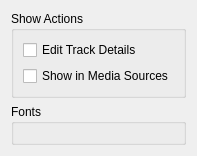
First picture: the form in src/context/applets/currenttrack/currentTrackSettings.ui, repository netrunner-debian-kde-extras/amarok, before the edit.
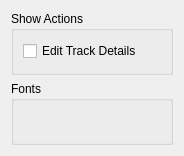
Second picture: the form after the edit. Custom widgets are drawn as their Qt base class.

What changed in the file:
```diff
--- a/src/context/applets/currenttrack/currentTrackSettings.ui
+++ b/src/context/applets/currenttrack/currentTrackSettings.ui
@@ -6,7 +6,7 @@
    <rect>
     <x>0</x>
     <y>0</y>
-    <width>180</width>
+    <width>184</width>
     <height>156</height>
    </rect>
   </property>
@@ -39,13 +39,6 @@
         </property>
        </widget>
       </item>
-      <item>
-       <widget class="QCheckBox" name="findInSourceCheckBox">
-        <property name="text">
-         <string>Show in Media Sources</string>
-        </property>
-       </widget>
-      </item>
      </layout>
     </widget>
    </item>
```
